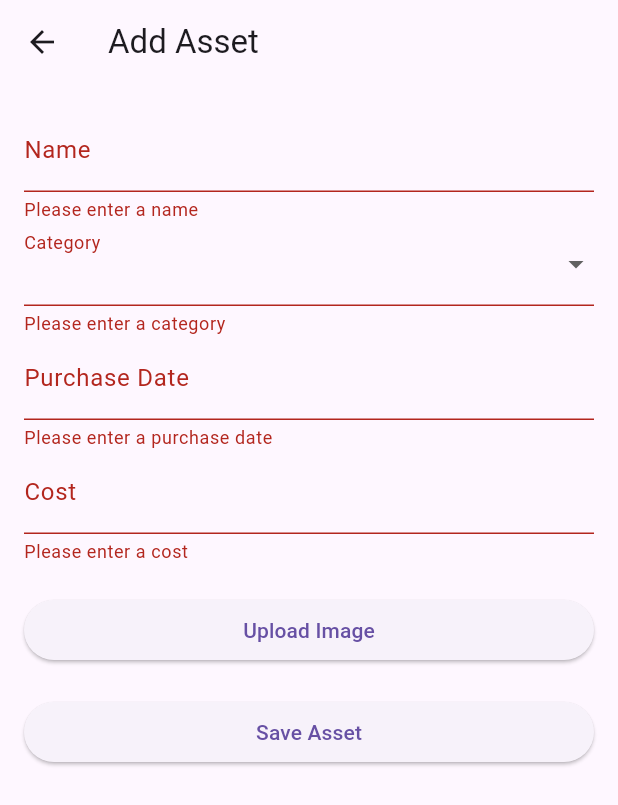
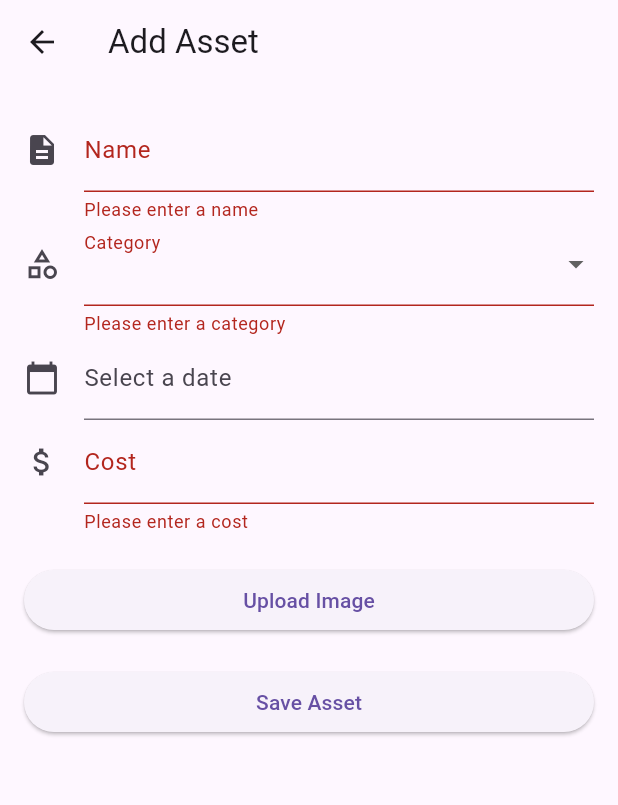
Before and after one commit to slatei/asset_manager, a Flutter app: the AssetForm screen opened directly, after a tap on "Save Asset", on a phone screen of 412 x 824 dp. Shown: the top 805 px of the screen. Run offline on Flutter 3.47's test engine with Material 3 defaults, Android fonts, the phone set to English and light mode, and no system bars; our stand-ins replace cloud_firestore, dio, firebase_auth, firebase_core, firebase_storage, image_picker; missing offline and left inert: firebase_ui_auth, http_mock_adapter; accounts and stored records are empty.

Commit message:
feat: Add date-time picker

```diff
--- a/lib/models/asset.dart
+++ b/lib/models/asset.dart
@@ -2,7 +2,7 @@ class Asset {
   final String? id;
   final String name;
   final String category;
-  final String purchaseDate;
+  final String? purchaseDate;
   final double cost;
   final String? photoPath;
 
@@ -10,7 +10,7 @@ class Asset {
     this.id,
     required this.name,
     required this.category,
-    required this.purchaseDate,
+    this.purchaseDate,
     required this.cost,
     this.photoPath,
   });
@@ -20,7 +20,7 @@ class Asset {
       id: json['id'] ?? '',
       name: json['name'] ?? 'Unknown',
       category: json['category'] ?? 'Un-categorized',
-      purchaseDate: json['purchaseDate'] ?? 'Unknown',
+      purchaseDate: json['purchaseDate'] ?? '',
       cost: (json['cost'] ?? 0).toDouble(),
       photoPath: json['photoPath'],
     );
--- a/lib/screens/asset_form.dart
+++ b/lib/screens/asset_form.dart
@@ -6,6 +6,7 @@ import 'package:flutter/material.dart';
 import 'package:image_picker/image_picker.dart';
 
 import 'package:asset_store/models/asset.dart';
+import 'package:intl/intl.dart';
 import 'package:provider/provider.dart';
 
 class AssetForm extends StatefulWidget {
@@ -28,7 +29,7 @@ class _AssetFormState extends State<AssetForm> {
 
   String? _name;
   String? _category;
-  String? _purchaseDate;
+  DateTime? _purchaseDate;
   double? _cost;
 
   final invalidCategorySymbols = RegExp(r'[\^$*.\[\]{}()?\-"!@#%&/\,><:;_~`+='
@@ -74,7 +75,7 @@ class _AssetFormState extends State<AssetForm> {
       final asset = Asset(
         name: _name!,
         category: _category!,
-        purchaseDate: _purchaseDate!,
+        purchaseDate: _purchaseDate?.toIso8601String(),
         cost: _cost!,
       );
 
@@ -163,6 +164,20 @@ class _AssetFormState extends State<AssetForm> {
     );
   }
 
+  Future<void> _selectDate(BuildContext context) async {
+    final DateTime? picked = await showDatePicker(
+      context: context,
+      initialDate: DateTime.now(),
+      firstDate: DateTime(1900),
+      lastDate: DateTime.now().add(const Duration(days: 365 * 3)),
+    );
+    if (picked != null && picked != _purchaseDate) {
+      setState(() {
+        _purchaseDate = picked;
+      });
+    }
+  }
+
   @override
   Widget build(BuildContext context) {
     return Scaffold(
@@ -175,7 +190,11 @@ class _AssetFormState extends State<AssetForm> {
           key: _formKey,
           child: ListView(children: <Widget>[
             TextFormField(
-              decoration: const InputDecoration(labelText: 'Name'),
+              decoration: const InputDecoration(
+                  labelText: 'Name',
+                  icon: Icon(
+                    Icons.description,
+                  )),
               validator: (value) {
                 if (value == null || value.isEmpty) {
                   return 'Please enter a name';
@@ -192,7 +211,12 @@ class _AssetFormState extends State<AssetForm> {
                   categoriesState.categories.toSet().toList();
 
               return DropdownButtonFormField<String>(
-                decoration: const InputDecoration(labelText: 'Category'),
+                decoration: const InputDecoration(
+                  labelText: 'Category',
+                  icon: Icon(
+                    Icons.category_outlined,
+                  ),
+                ),
                 // Ensures long categories don't overflow the displayed text box
                 isExpanded: true,
                 value: _category,
@@ -250,20 +274,31 @@ class _AssetFormState extends State<AssetForm> {
                 },
               );
             }),
-            TextFormField(
-              decoration: const InputDecoration(labelText: 'Purchase Date'),
-              validator: (value) {
-                if (value == null || value.isEmpty) {
-                  return 'Please enter a purchase date';
-                }
-                return null;
-              },
-              onSaved: (value) {
-                _purchaseDate = value;
-              },
+            GestureDetector(
+              onTap: () => _selectDate(context),
+              child: AbsorbPointer(
+                child: TextFormField(
+                  decoration: InputDecoration(
+                    icon: const Icon(Icons.calendar_today),
+                    labelText: _purchaseDate == null
+                        ? 'Select a date'
+                        : DateFormat.yMMMd().format(_purchaseDate!),
+                  ),
+                  validator: (value) {
+                    return null; // No validation for optional field
+                  },
+                  onSaved: (value) {
+                    // No action needed as _purchaseDate is set directly by _selectDate
+                  },
+                ),
+              ),
             ),
             TextFormField(
-              decoration: const InputDecoration(labelText: 'Cost'),
+              decoration: const InputDecoration(
+                  labelText: 'Cost',
+                  icon: Icon(
+                    Icons.attach_money,
+                  )),
               keyboardType: TextInputType.number,
               validator: (value) {
                 if (value == null || value.isEmpty) {
--- a/pubspec.yaml
+++ b/pubspec.yaml
@@ -47,6 +47,7 @@ dependencies:
   firebase_ui_auth: ^1.15.0
   firebase_storage: ^12.0.1
   universal_io: ^2.2.2
+  intl: ^0.19.0
 
 dev_dependencies:
   flutter_test:
```
Also changed, not shown: pubspec.lock.
